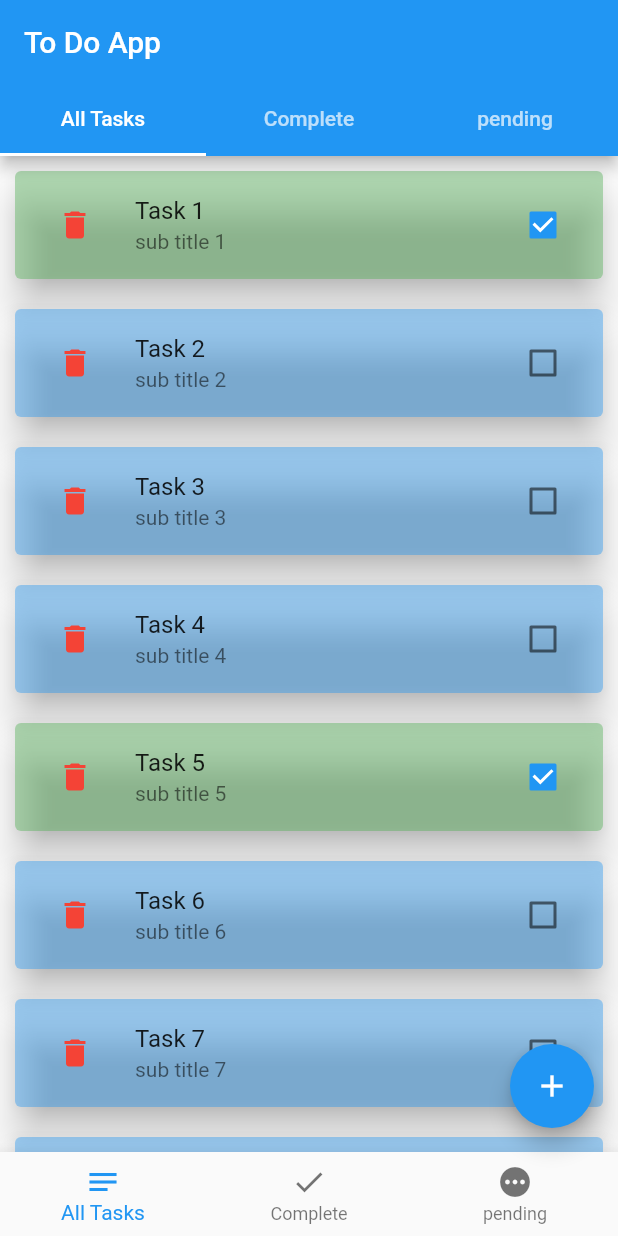
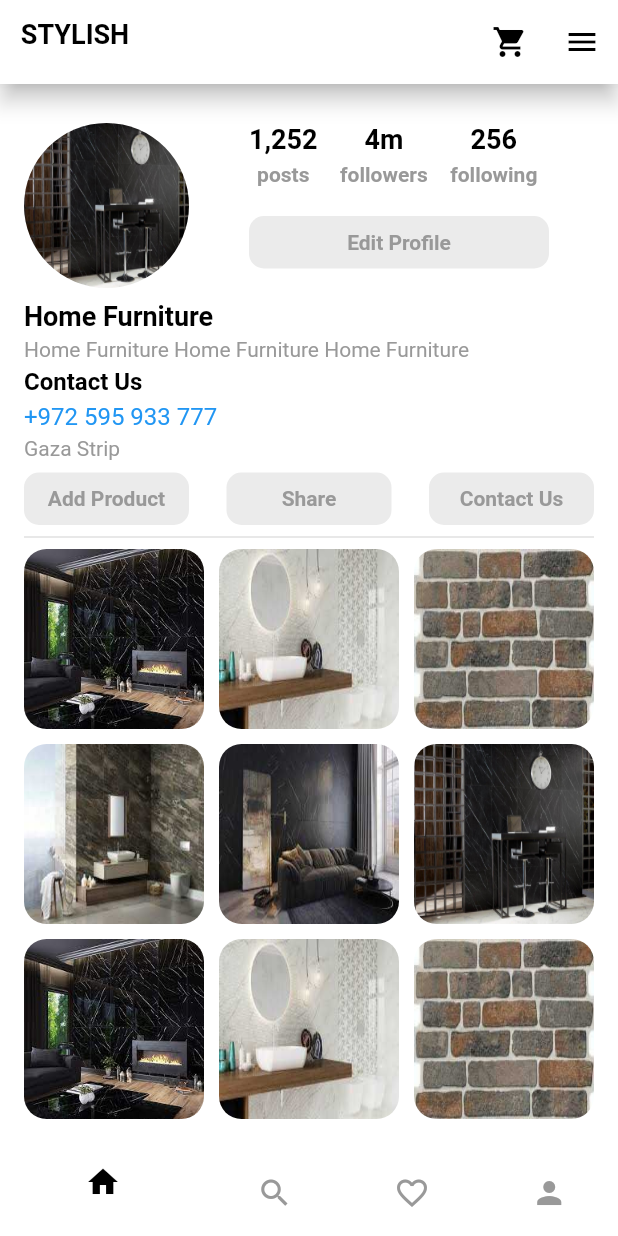
Before and after one commit to osamamohammed98/GSG_HomeWork, a Flutter app: the screen it shows after launch, on a phone screen of 412 x 824 dp. Run offline on Flutter 3.47's test engine with Material 2 defaults, Android fonts, the phone set to English and light mode, and no system bars.

Commit message:
home work three is done ❤

```diff
--- /dev/null
+++ b/lib/hw_three/component/custom_btn.dart
@@ -0,0 +1,31 @@
+import 'package:flutter/material.dart';
+import 'package:gsg_homework_app/hw_three/util/style.dart';
+class CustomBotton extends StatelessWidget {
+  final String text;
+  final Function fun;
+  final double width;
+
+  const CustomBotton({
+    Key key,
+    this.text,
+    this.fun,
+    this.width,
+  }) : super(key: key);
+
+  @override
+  Widget build(BuildContext context) {
+    return Container(
+      alignment: Alignment.center,
+      width: width,
+      height: 35,
+      decoration: BoxDecoration(
+        color: colorNormal.withOpacity(0.2),
+        borderRadius: BorderRadius.circular(10),
+      ),
+      child: Text(
+        "$text",
+        style: normalText,
+      ),
+    );
+  }
+}
--- /dev/null
+++ b/lib/hw_three/component/grid_list_item.dart
@@ -0,0 +1,22 @@
+import 'package:flutter/material.dart';
+class GridListItem extends StatelessWidget {
+  final String imageSrc;
+  const GridListItem({
+    Key key, this.imageSrc,
+  }) : super(key: key);
+
+  @override
+  Widget build(BuildContext context) {
+    return Container(
+      width: 130,
+      height: 130,
+      decoration: BoxDecoration(
+        borderRadius: BorderRadius.circular(15),
+        image: DecorationImage(
+          image: AssetImage(imageSrc),
+          fit: BoxFit.fill,
+        ),
+      ),
+    );
+  }
+}
--- /dev/null
+++ b/lib/hw_three/component/profile_data.dart
@@ -0,0 +1,30 @@
+import 'package:flutter/material.dart';
+import 'package:gsg_homework_app/hw_three/util/style.dart';
+class ProfileData extends StatelessWidget {
+  final String title, value;
+
+  const ProfileData({
+    Key key,
+    this.title,
+    this.value,
+  }) : super(key: key);
+
+  @override
+  Widget build(BuildContext context) {
+    return Column(
+      children: [
+        Text(
+          "$value",
+          style: bigText,
+        ),
+        SizedBox(
+          height: 5,
+        ),
+        Text(
+          "$title",
+          style: normalText,
+        ),
+      ],
+    );
+  }
+}
--- /dev/null
+++ b/lib/hw_three/profile.dart
@@ -0,0 +1,227 @@
+import 'package:flutter/cupertino.dart';
+import 'package:flutter/material.dart';
+import 'package:flutter/services.dart';
+import 'package:gsg_homework_app/hw_three/util/style.dart';
+import 'package:gsg_homework_app/hw_three/util/util.dart';
+
+import 'component/custom_btn.dart';
+import 'component/grid_list_item.dart';
+import 'component/profile_data.dart';
+
+class Profile extends StatelessWidget {
+  final _scaffoldKey = GlobalKey<ScaffoldState>();
+  int index = 0;
+
+  @override
+  Widget build(BuildContext context) {
+    return Scaffold(
+      key: _scaffoldKey,
+      backgroundColor: colorWhite,
+      resizeToAvoidBottomPadding: true,
+      resizeToAvoidBottomInset: true,
+      drawer: Drawer(),
+      appBar: AppBar(
+        elevation: 6,
+        brightness: Brightness.light,
+        backgroundColor: colorWhite,
+        leadingWidth: 100,
+        automaticallyImplyLeading: true,
+        leading: Padding(
+          padding: const EdgeInsets.all(12),
+          child: Text(
+            "Stylish".toUpperCase(),
+            textAlign: TextAlign.center,
+            style: bigText,
+          ),
+        ),
+        actions: [
+          IconButton(
+            icon: Icon(
+              Icons.shopping_cart,
+              color: colorBlack,
+            ),
+            onPressed: () {},
+          ),
+          IconButton(
+              icon: Icon(
+                Icons.menu,
+                color: colorBlack,
+              ),
+              onPressed: () {
+                _scaffoldKey.currentState.openDrawer();
+              }),
+        ],
+      ),
+      body: Padding(
+        padding: const EdgeInsets.symmetric(horizontal: 16, vertical: 16),
+        child: Column(
+          crossAxisAlignment: CrossAxisAlignment.start,
+          mainAxisAlignment: MainAxisAlignment.start,
+          children: [
+            SizedBox(
+              height: 10,
+            ),
+            Row(
+              crossAxisAlignment: CrossAxisAlignment.start,
+              mainAxisAlignment: MainAxisAlignment.start,
+              children: [
+                Column(
+                  children: [
+                    Container(
+                      height: 110,
+                      width: 110,
+                      decoration: BoxDecoration(
+                        shape: BoxShape.circle,
+                        image: DecorationImage(
+                            image: AssetImage("assets/images/black.jpg"),
+                            fit: BoxFit.fill),
+                      ),
+                    )
+                  ],
+                ),
+                SizedBox(
+                  width: 40,
+                ),
+                Column(
+                  crossAxisAlignment: CrossAxisAlignment.start,
+                  children: [
+                    Row(
+                        crossAxisAlignment: CrossAxisAlignment.start,
+                        mainAxisAlignment: MainAxisAlignment.spaceAround,
+                        children: [
+                          ProfileData(
+                            value: "1,252",
+                            title: "posts",
+                          ),
+                          SizedBox(
+                            width: 15,
+                          ),
+                          ProfileData(
+                            value: "4m",
+                            title: "followers",
+                          ),
+                          SizedBox(
+                            width: 15,
+                          ),
+                          ProfileData(
+                            value: "256",
+                            title: "following",
+                          ),
+                        ]),
+                    Padding(
+                      padding: const EdgeInsets.only(top: 20),
+                      child: CustomBotton(
+                        text: "Edit Profile",
+                        width: 200,
+                      ),
+                    ),
+                  ],
+                ),
+              ],
+            ),
+            SizedBox(
+              height: 8,
+            ),
+            Text(
+              "Home Furniture",
+              style: bigText,
+            ),
+            SizedBox(
+              height: 4,
+            ),
+            Text(
+              "Home Furniture Home Furniture Home Furniture",
+              maxLines: 1,
+              style: normalText.copyWith(fontWeight: FontWeight.normal),
+            ),
+            SizedBox(
+              height: 4,
+            ),
+            Text(
+              "Contact Us",
+              style:
+                  bigText.copyWith(fontSize: 16, fontWeight: FontWeight.bold),
+            ),
+            SizedBox(
+              height: 4,
+            ),
+            Text(
+              "+972 595 933 777",
+              style: bigText.copyWith(
+                  color: colorBlue,
+                  fontSize: 16,
+                  fontWeight: FontWeight.normal),
+            ),
+            SizedBox(
+              height: 4,
+            ),
+            Text(
+              "Gaza Strip",
+              style: normalText.copyWith(fontWeight: FontWeight.normal),
+            ),
+            SizedBox(
+              height: 8,
+            ),
+            Row(
+              mainAxisAlignment: MainAxisAlignment.spaceBetween,
+              children: [
+                CustomBotton(
+                  text: "Add Product",
+                  width: 110,
+                ),
+                CustomBotton(
+                  text: "Share",
+                  width: 110,
+                ),
+                CustomBotton(
+                  text: "Contact Us",
+                  width: 110,
+                ),
+              ],
+            ),
+            Divider(
+              thickness: 1,
+            ),
+
+
+            Expanded(
+              child: GridView.builder(
+                shrinkWrap: true,
+                itemCount: images.length,
+                gridDelegate: SliverGridDelegateWithFixedCrossAxisCount(
+                  childAspectRatio: 1,
+                  crossAxisSpacing: 10,
+                  mainAxisSpacing: 10,
+                  crossAxisCount: 3,
+                ),
+                itemBuilder: (context, index) {
+                  return GridListItem(imageSrc: images[index],);
+                },
+              ),
+            ),
+          ],
+        ),
+      ),
+
+      bottomNavigationBar: Theme(
+        data: Theme.of(context).copyWith( canvasColor: colorWhite ),
+        child: BottomNavigationBar(
+          currentIndex: index,
+          onTap: (value) {
+            index = value;
+            //todo setState in real work
+          },
+          selectedIconTheme: IconThemeData(color: colorBlack ),
+          elevation: 0,
+          items: [
+            BottomNavigationBarItem(icon: Icon(Icons.home, color: index == 0 ?colorBlack:colorNormal,) ,label: "Home"),
+            BottomNavigationBarItem(icon: Icon(Icons.search, color: colorNormal,) ,label: "search"),
+            BottomNavigationBarItem(icon: Icon(Icons.favorite_border, color: colorNormal,) ,label: "favorite" ,),
+            BottomNavigationBarItem(icon: Icon(Icons.person, color: colorNormal,) ,label: "person"),
+          ],
+
+        ),
+      ),
+    );
+  }
+}
--- /dev/null
+++ b/lib/hw_three/util/style.dart
@@ -0,0 +1,19 @@
+import 'package:flutter/material.dart';
+
+var colorWhite = Colors.white;
+var colorBlack = Colors.black;
+var colorTrans = Colors.transparent;
+var colorNormal = Color(0xFF999999);
+var colorBlue = Colors.blue;
+
+var bigText = TextStyle(
+  fontSize: 18,
+  color: colorBlack,
+  fontWeight: FontWeight.bold,
+);
+
+var normalText = TextStyle(
+  fontSize: 14,
+  color: colorNormal,
+  fontWeight: FontWeight.bold,
+);
--- /dev/null
+++ b/lib/hw_three/util/util.dart
@@ -0,0 +1,17 @@
+List<String> images = [
+  "assets/images/images.jpg",
+  "assets/images/download (3).jpg",
+  "assets/images/download (2).jpg",
+  "assets/images/download (1).jpg",
+  "assets/images/download.jpg",
+  "assets/images/black_marble_2_3abd6.jpg",
+  "assets/images/images.jpg",
+  "assets/images/download (3).jpg",
+  "assets/images/download (2).jpg",
+  "assets/images/download (1).jpg",
+  "assets/images/download.jpg",
+  "assets/images/black_marble_2_3abd6.jpg",
+  "assets/images/download.jpg",
+  "assets/images/black_marble_2_3abd6.jpg",
+  "assets/images/images.jpg",
+];
--- a/lib/main.dart
+++ b/lib/main.dart
@@ -1,7 +1,9 @@
 import 'package:flutter/material.dart';
 import 'package:flutter/services.dart';
+import 'package:gsg_homework_app/hw_three/util/style.dart';
 
 import 'hw_one/home_work_one_ui_file.dart';
+import 'hw_three/profile.dart';
 import 'hw_two/to_do_app.dart';
 
 void main() {
@@ -13,7 +15,7 @@ class MyApp extends StatelessWidget {
 
   @override
   Widget build(BuildContext context) {
-    SystemChrome.setSystemUIOverlayStyle(SystemUiOverlayStyle.light.copyWith(
+    SystemChrome.setSystemUIOverlayStyle(SystemUiOverlayStyle.dark.copyWith(
       statusBarColor: Colors.white,
       statusBarIconBrightness: Brightness.dark,
       systemNavigationBarColor: Colors.white,
@@ -23,10 +25,10 @@ class MyApp extends StatelessWidget {
       debugShowCheckedModeBanner: false,
       title: 'GSG HW',
       theme: ThemeData(
-        primarySwatch: Colors.blue,
+        primaryColor: colorBlue,
         visualDensity: VisualDensity.adaptivePlatformDensity,
       ),
-      home: ToDoApp(),
+      home: Profile(),
     );
   }
 }
```
Also changed, not shown: assets/images/black.jpg (added), assets/images/black_marble_2_3abd6.jpg (added), assets/images/download (1).jpg (added), assets/images/download (2).jpg (added), assets/images/download (3).jpg (added), assets/images/download.jpg (added), assets/images/images.jpg (added).
